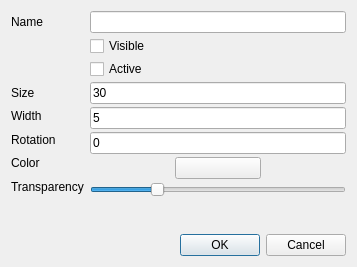
MMetze/DMHelper, file DMHelper/src/battledialogeffectsettings.ui: the form before one commit.
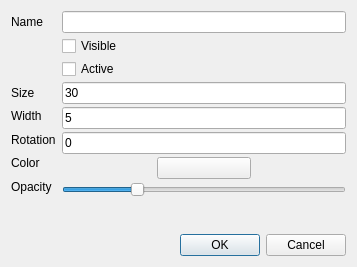
The form after the commit. Icons and pictures are not drawn.

```diff
--- a/DMHelper/src/battledialogeffectsettings.ui
+++ b/DMHelper/src/battledialogeffectsettings.ui
@@ -76,7 +76,7 @@
        <item>
         <widget class="QLabel" name="label_5">
          <property name="text">
-          <string>Transparency</string>
+          <string>Opacity</string>
          </property>
         </widget>
        </item>
```
Left out of the diff: 4 changed lines with no effect on the pictures.
